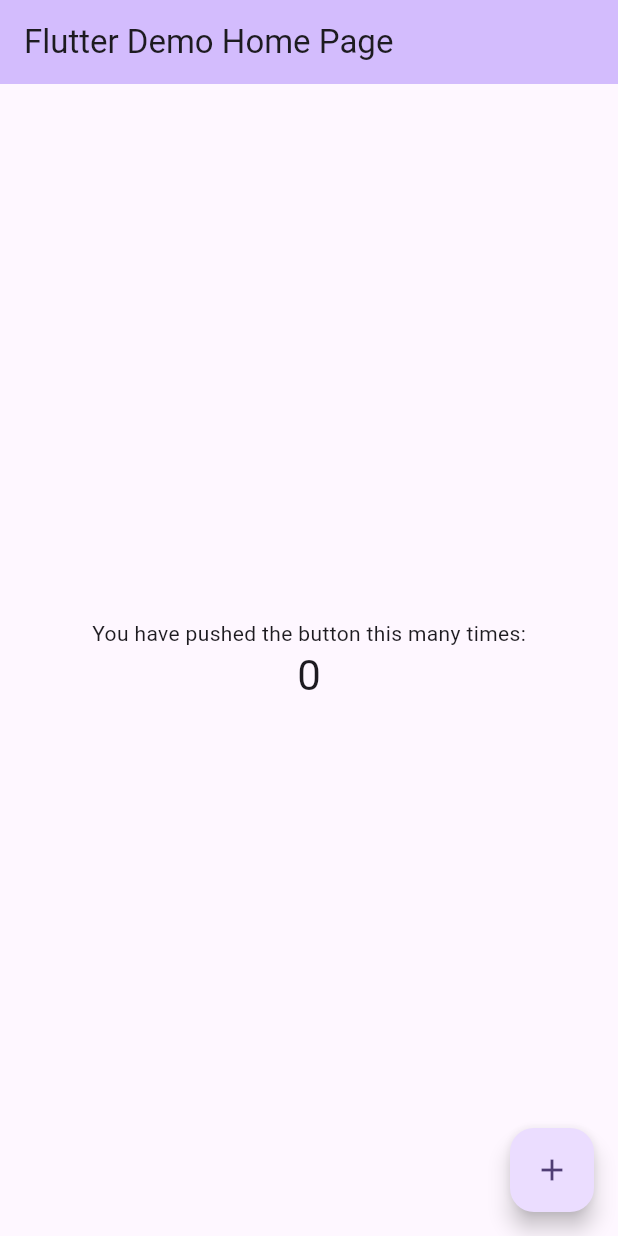
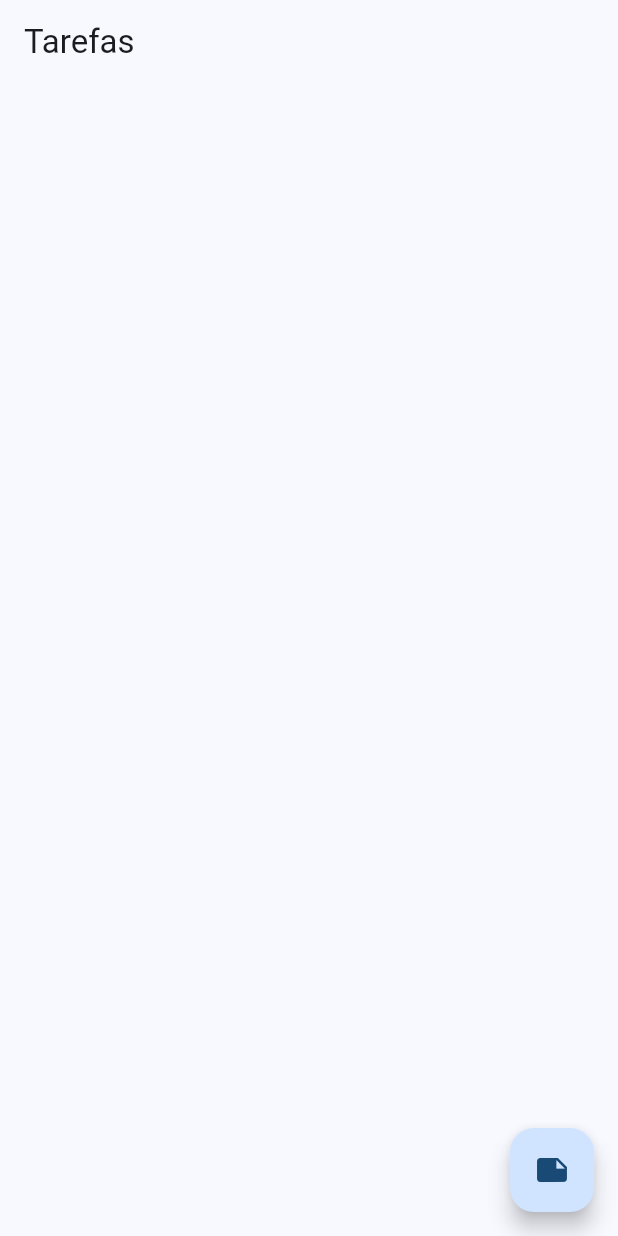
Before and after one commit to nandohawkeye/Flutter---Playground, a Flutter app: the screen it shows after launch, on a phone screen of 412 x 824 dp. Run offline on Flutter 3.47's test engine with Material 3 defaults, Android fonts, the phone set to English and light mode, and no system bars; our stand-ins replace shared_preferences.

Commit message:
make fold structure using clean architecture

```diff
--- a/lib/main.dart
+++ b/lib/main.dart
@@ -1,122 +1,21 @@
 import 'package:flutter/material.dart';
+import 'package:playground/src/features/todo/presentation/pages/todo_page.dart';
 
 void main() {
-  runApp(const MyApp());
+  runApp(const App());
 }
 
-class MyApp extends StatelessWidget {
-  const MyApp({super.key});
+class App extends StatelessWidget {
+  const App({super.key});
 
-  // This widget is the root of your application.
   @override
   Widget build(BuildContext context) {
     return MaterialApp(
-      title: 'Flutter Demo',
+      title: 'Flutter Playground',
       theme: ThemeData(
-        // This is the theme of your application.
-        //
-        // TRY THIS: Try running your application with "flutter run". You'll see
-        // the application has a purple toolbar. Then, without quitting the app,
-        // try changing the seedColor in the colorScheme below to Colors.green
-        // and then invoke "hot reload" (save your changes or press the "hot
-        // reload" button in a Flutter-supported IDE, or press "r" if you used
-        // the command line to start the app).
-        //
-        // Notice that the counter didn't reset back to zero; the application
-        // state is not lost during the reload. To reset the state, use hot
-        // restart instead.
-        //
-        // This works for code too, not just values: Most code changes can be
-        // tested with just a hot reload.
-        colorScheme: ColorScheme.fromSeed(seedColor: Colors.deepPurple),
+        colorScheme: ColorScheme.fromSeed(seedColor: Colors.blue),
       ),
-      home: const MyHomePage(title: 'Flutter Demo Home Page'),
+      home: const TodoPage(),
     );
   }
 }
-
-class MyHomePage extends StatefulWidget {
-  const MyHomePage({super.key, required this.title});
-
-  // This widget is the home page of your application. It is stateful, meaning
-  // that it has a State object (defined below) that contains fields that affect
-  // how it looks.
-
-  // This class is the configuration for the state. It holds the values (in this
-  // case the title) provided by the parent (in this case the App widget) and
-  // used by the build method of the State. Fields in a Widget subclass are
-  // always marked "final".
-
-  final String title;
-
-  @override
-  State<MyHomePage> createState() => _MyHomePageState();
-}
-
-class _MyHomePageState extends State<MyHomePage> {
-  int _counter = 0;
-
-  void _incrementCounter() {
-    setState(() {
-      // This call to setState tells the Flutter framework that something has
-      // changed in this State, which causes it to rerun the build method below
-      // so that the display can reflect the updated values. If we changed
-      // _counter without calling setState(), then the build method would not be
-      // called again, and so nothing would appear to happen.
-      _counter++;
-    });
-  }
-
-  @override
-  Widget build(BuildContext context) {
-    // This method is rerun every time setState is called, for instance as done
-    // by the _incrementCounter method above.
-    //
-    // The Flutter framework has been optimized to make rerunning build methods
-    // fast, so that you can just rebuild anything that needs updating rather
-    // than having to individually change instances of widgets.
-    return Scaffold(
-      appBar: AppBar(
-        // TRY THIS: Try changing the color here to a specific color (to
-        // Colors.amber, perhaps?) and trigger a hot reload to see the AppBar
-        // change color while the other colors stay the same.
-        backgroundColor: Theme.of(context).colorScheme.inversePrimary,
-        // Here we take the value from the MyHomePage object that was created by
-        // the App.build method, and use it to set our appbar title.
-        title: Text(widget.title),
-      ),
-      body: Center(
-        // Center is a layout widget. It takes a single child and positions it
-        // in the middle of the parent.
-        child: Column(
-          // Column is also a layout widget. It takes a list of children and
-          // arranges them vertically. By default, it sizes itself to fit its
-          // children horizontally, and tries to be as tall as its parent.
-          //
-          // Column has various properties to control how it sizes itself and
-          // how it positions its children. Here we use mainAxisAlignment to
-          // center the children vertically; the main axis here is the vertical
-          // axis because Columns are vertical (the cross axis would be
-          // horizontal).
-          //
-          // TRY THIS: Invoke "debug painting" (choose the "Toggle Debug Paint"
-          // action in the IDE, or press "p" in the console), to see the
-          // wireframe for each widget.
-          mainAxisAlignment: MainAxisAlignment.center,
-          children: <Widget>[
-            const Text('You have pushed the button this many times:'),
-            Text(
-              '$_counter',
-              style: Theme.of(context).textTheme.headlineMedium,
-            ),
-          ],
-        ),
-      ),
-      floatingActionButton: FloatingActionButton(
-        onPressed: _incrementCounter,
-        tooltip: 'Increment',
-        child: const Icon(Icons.add),
-      ), // This trailing comma makes auto-formatting nicer for build methods.
-    );
-  }
-}
--- /dev/null
+++ b/lib/src/core/storage/shared_prefs_instance.dart
@@ -0,0 +1,7 @@
+import 'package:shared_preferences/shared_preferences.dart';
+
+class SharedPrefsInstance {
+  static Future<SharedPreferences> init() async {
+    return await SharedPreferences.getInstance();
+  }
+}
--- /dev/null
+++ b/lib/src/features/todo/presentation/pages/todo_page.dart
@@ -0,0 +1,21 @@
+import 'package:flutter/material.dart';
+
+class TodoPage extends StatefulWidget {
+  const TodoPage({super.key});
+
+  @override
+  State<TodoPage> createState() => _TodoPageState();
+}
+
+class _TodoPageState extends State<TodoPage> {
+  @override
+  Widget build(BuildContext context) {
+    return Scaffold(
+      appBar: AppBar(title: Text('Tarefas')),
+      floatingActionButton: FloatingActionButton(
+        onPressed: () {},
+        child: Icon(Icons.note),
+      ),
+    );
+  }
+}
--- a/pubspec.yaml
+++ b/pubspec.yaml
@@ -33,7 +33,9 @@ dependencies:
 
   # The following adds the Cupertino Icons font to your application.
   # Use with the CupertinoIcons class for iOS style icons.
-  cupertino_icons: ^1.0.8
+  flutter_bloc: ^9.1.1
+  get_it: ^8.1.0
+  shared_preferences: ^2.5.3
 
 dev_dependencies:
   flutter_test:
```
Also changed, not shown: lib/src/injection_container.dart (added), pubspec.lock, 11 other files.
